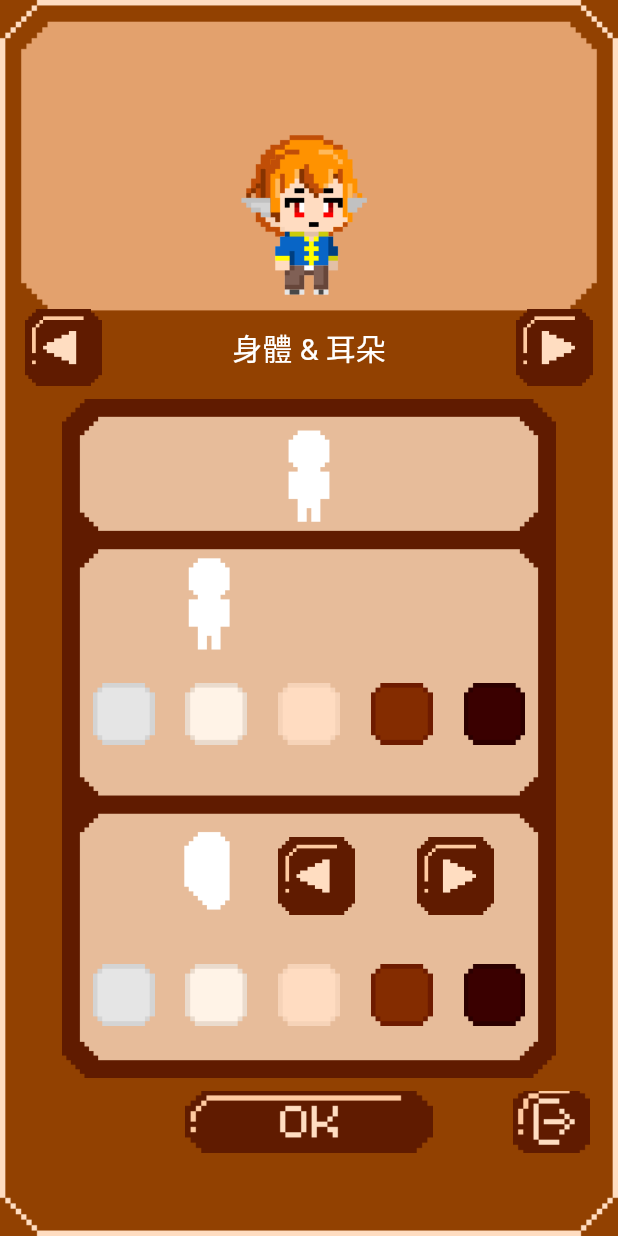
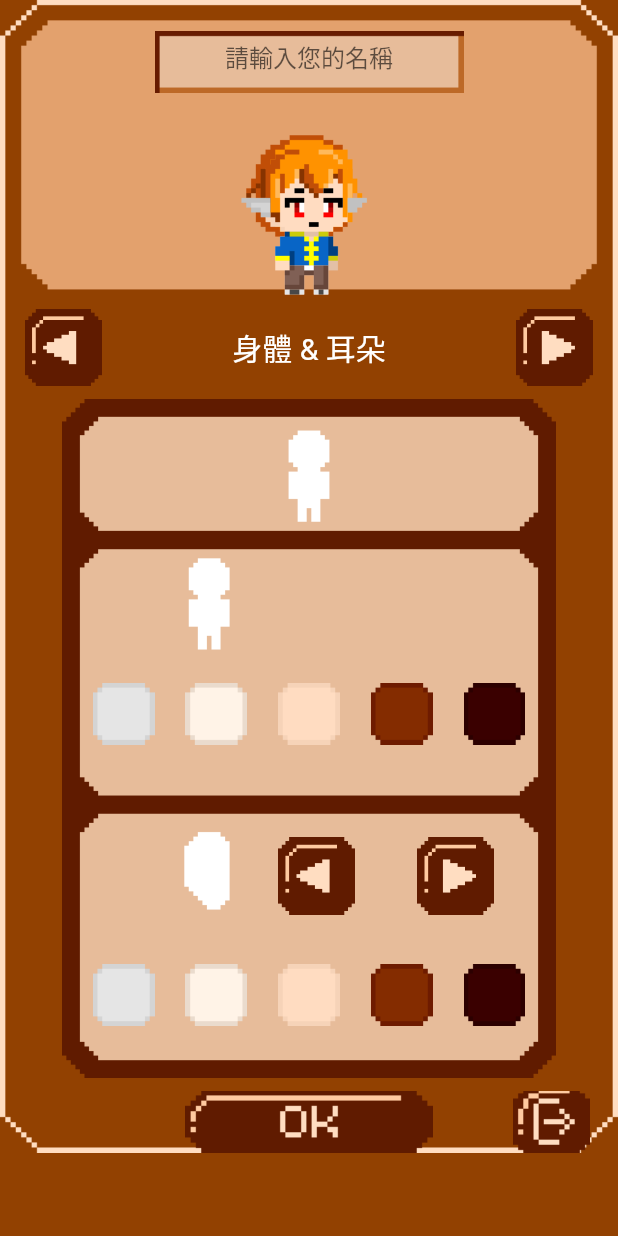
Before and after one commit to bearzo811/liver_remake, a Flutter app: the CreateCharacterPage screen opened directly, on a phone screen of 412 x 824 dp. Run offline on Flutter 3.47's test engine with Material 2 defaults, Android fonts, the phone set to English and light mode, and no system bars.

Commit message:
complete nameBlock

```diff
--- a/lib/main.dart
+++ b/lib/main.dart
@@ -13,7 +13,7 @@ class MyApp extends StatelessWidget{
   Widget build(BuildContext context){
     return MaterialApp(
       debugShowCheckedModeBanner: false,
-      home: IndexPage(),
+      home: CreateCharacterPage(),
     );
   }
 }
--- a/lib/pages/create_character_page.dart
+++ b/lib/pages/create_character_page.dart
@@ -22,6 +22,8 @@ class _CreateCharacterPage extends State<CreateCharacterPage>{
   int _backHairColorIndex = 1;
   int _foreHairTypeIndex = 2;
   int _foreHairColorIndex = 1;
+  TextEditingController _nameController = TextEditingController();
+  String _name = '';
 
   Widget character(double screenWidth, double screenHeight,int _bodyIndex,int _earsTypeIndex,
       int _earsColorIndex,int _eyesTypeIndex, int _eyesColorIndex,int _mouthIndex,
@@ -212,7 +214,6 @@ class _CreateCharacterPage extends State<CreateCharacterPage>{
       ],
     ];
 
-
     return Container(
       height: 0.25*screenHeight,
       width: 0.5*screenWidth,
@@ -227,6 +228,29 @@ class _CreateCharacterPage extends State<CreateCharacterPage>{
           Image(image:_mouthList[_mouthIndex],fit: BoxFit.cover),
           Image(image:_pantsList[_pantsIndex],fit: BoxFit.cover),
           Image(image:_shoesList[_shoesIndex],fit: BoxFit.cover),
+          Column(
+            children: [
+              SizedBox(height: 0.025*screenHeight,),
+              Stack(
+                children: [
+                  const Image(image: AssetImage('assets/Name_TextBar.png'),fit: BoxFit.cover,),
+                  Container(
+                    height: 0.05*screenHeight,
+                    width: 0.5*screenWidth,
+                    //color: Colors.amber,
+                    child: TextField(
+                      controller: _nameController,
+                      textAlign: TextAlign.center,
+                      decoration: InputDecoration(
+                        border: InputBorder.none,
+                        hintText: '請輸入您的名稱',
+                      ),
+                    ),
+                  )
+                ],
+              ),
+            ],
+          )
         ],
       ),
     );
@@ -934,7 +958,10 @@ class _CreateCharacterPage extends State<CreateCharacterPage>{
         Padding(
           padding: EdgeInsets.only(left:0.3*screenWidth,right: 0.13*screenWidth),
           child: GestureDetector(
-              onTap: (){print('Tap ${screenWidth} ${screenHeight}');},
+              onTap: (){
+                _name = _nameController.text;
+                print(_name);
+              },
               child: Container(
                 width: 0.4*screenWidth,
                 height: 0.05*screenHeight,
@@ -960,7 +987,8 @@ class _CreateCharacterPage extends State<CreateCharacterPage>{
     final screenHeight = MediaQuery.of(context).size.height;
     return Scaffold(
       backgroundColor: const Color.fromRGBO(146, 65, 1, 100),
-      body: SafeArea(
+      body: SingleChildScrollView(
+        child: SafeArea(
             child: Container(
                 decoration: const BoxDecoration(
                   image: DecorationImage(
@@ -982,6 +1010,7 @@ class _CreateCharacterPage extends State<CreateCharacterPage>{
                 )
             )
         ),
+      )
     );
   }
 }
```
Also changed, not shown: assets/Name_Back_Button.png (added), assets/Name_Background.png (added), assets/Name_Component.png (added), assets/Name_OK_Button.png (added), assets/Name_TextBar.png (added), assets/Name_Window.png (added). Lines whose indentation alone changed are shown as unchanged.
